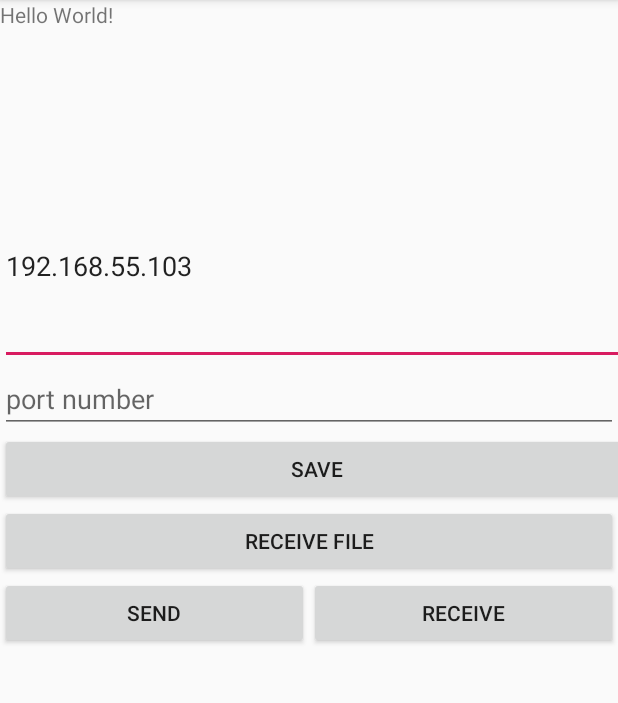
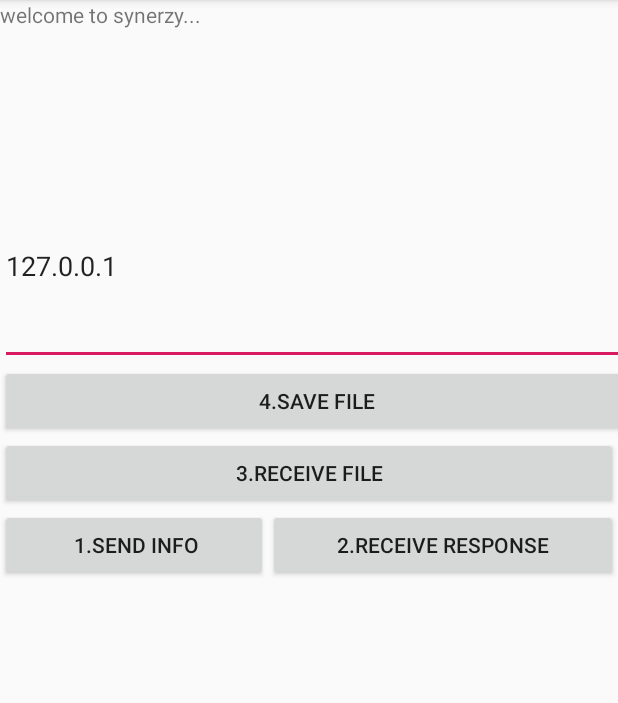
Before and after one commit to ManoharKoya/synerzy-android-client, an Android app: the screen it shows after launch (MainActivity), on a phone screen of 412 x 824 dp, the part 84-787 px from its top. Run offline under Robolectric (Android 15) with nearby library versions, the light colour scheme and no system bars.

Commit message:
done some modifications

```diff
--- a/synzerzy-client/app/src/main/java/com/example/synerzy_client/MainActivity.java
+++ b/synzerzy-client/app/src/main/java/com/example/synerzy_client/MainActivity.java
@@ -18,42 +18,66 @@ public class MainActivity extends AppCompatActivity {
 
     File myExternalFile;
     EditText ipEditText;
-    EditText portEditText;
     TextView messageView;
-    Button saveButton;
     String fileName = "songReceived.mp3";
+    Button sendInfoButton , receiveResponseButton , receiveFileButton , saveFileButton;
     @Override
     protected void onCreate(Bundle savedInstanceState) {
         super.onCreate(savedInstanceState);
         setContentView(R.layout.activity_main);
 
-        saveButton  = findViewById(R.id.saveButton);
+        saveFileButton  = findViewById(R.id.saveButton);
+        receiveFileButton = findViewById(R.id.receiveFileButton);
+        sendInfoButton = findViewById(R.id.sendInfoButton);
+        receiveResponseButton = findViewById(R.id.receiveResponseButton);
+
+
         messageView = findViewById(R.id.messageView);
         ipEditText = findViewById(R.id.ipEditText);
-        portEditText = findViewById(R.id.portEditText);
 
-        saveButton.setOnClickListener(new View.OnClickListener(){
+
+        sendInfoButton.setOnClickListener(new View.OnClickListener() {
             @Override
             public void onClick(View v) {
-                if (!isExternalStorageAvailable() || isExternalStorageReadOnly()) {
-//                    saveButton.setEnabled(false);
-                }
-                else {
-                    myExternalFile = new File(getExternalFilesDir("f"),fileName);
-                }
-                try {
-                    FileOutputStream fos = new FileOutputStream(myExternalFile);
-                    fos.write(fileReceiveClient.globalObj.byteArray);
-                    fos.close();
-                } catch (Exception e) {
-                    e.printStackTrace();
-                }
-                messageView.setText("song is saved");
+                sendText(v);
+            }
+        });
+
+         receiveResponseButton.setOnClickListener(new View.OnClickListener() {
+             @Override
+             public void onClick(View v) {
+                 receiveText(v);
+             }
+         });
+
+         receiveFileButton.setOnClickListener(new View.OnClickListener() {
+             @Override
+             public void onClick(View v) {
+                 recieveFile(v);
+             }
+         });
+        saveFileButton.setOnClickListener(new View.OnClickListener(){
+            @Override
+            public void onClick(View v) {
+                saveFile(v);
             }
         });
 
 
 
+    }
+
+
+    public void saveFile(View v){
+            myExternalFile = new File(getExternalFilesDir("f"),fileName);
+        try {
+            FileOutputStream fos = new FileOutputStream(myExternalFile);
+            fos.write(fileReceiveClient.globalObj.byteArray,0,fileReceiveClient.globalObj.actualLength);
+            fos.close();
+        } catch (Exception e) {
+            e.printStackTrace();
+        }
+        messageView.setText("song is saved");
     }
 
 
@@ -73,19 +97,21 @@ public class MainActivity extends AppCompatActivity {
         return false;
     }
     public void sendText(View v){
-        Toast.makeText(this , "the process is started",Toast.LENGTH_LONG).show();
-        messageSendClient msc = new messageSendClient(ipEditText.getText().toString(),13222,"/Users/khalilshaik/Downloads/kev.mp3",this);
+        Toast.makeText(this , "the file info is sent",Toast.LENGTH_LONG).show();
+        messageView.setText("file info is sent.. waiting for response");
+        messageSendClient msc = new messageSendClient(ipEditText.getText().toString(),13222,"songToSend.mp3",this);
         msc.execute();
     }
     public void receiveText(View v){
-        Toast.makeText(this , "the process of getting started",Toast.LENGTH_LONG).show();
+        Toast.makeText(this , "waiting for response",Toast.LENGTH_LONG).show();
+        messageView.setText("waiting for response from server");
         messageReceiveClient mrc = new messageReceiveClient(ipEditText.getText().toString(),13223,this);
         mrc.execute();
 
     }
     public void recieveFile(View v){
-
         int portnum = 13232;
+        messageView.setText("waiting to receive file");
         fileReceiveClient frc = new fileReceiveClient(ipEditText.getText().toString(),portnum,fileName,this);
         frc.execute();
     }
--- a/synzerzy-client/app/src/main/java/com/example/synerzy_client/messageTransferClient.java
+++ b/synzerzy-client/app/src/main/java/com/example/synerzy_client/messageTransferClient.java
@@ -62,6 +62,7 @@ class fileReceiveClient extends AsyncTask<Void, Void,Void> {
     String fileName = " ";
     Activity activity;
     static byteClass globalObj;
+    static int actualLength;
     fileReceiveClient(String ipAddress , int portNum,String fileName,Activity acc){
         this.ipAddress = ipAddress ;
         this.portNum = portNum;
@@ -70,6 +71,7 @@ class fileReceiveClient extends AsyncTask<Void, Void,Void> {
     }
     @Override
     protected Void doInBackground(Void... voids) {
+
         globalObj = byteClass.getFile(ipAddress,portNum,fileName);
         return null;
     }
--- a/synzerzy-client/app/src/main/res/layout/activity_main.xml
+++ b/synzerzy-client/app/src/main/res/layout/activity_main.xml
@@ -11,7 +11,7 @@
         android:id="@+id/messageView"
         android:layout_width="match_parent"
         android:layout_height="112dp"
-        android:text="Hello World!" />
+        android:text="welcome to synerzy... " />
 
     <EditText
         android:id="@+id/ipEditText"
@@ -20,29 +20,23 @@
         android:ems="10"
         android:inputType="textPersonName"
         android:hint="ip address"
-        android:text="192.168.55.103"
+        android:text="127.0.0.1"
         />
 
-    <EditText
-        android:id="@+id/portEditText"
-        android:layout_width="match_parent"
-        android:layout_height="wrap_content"
-        android:ems="10"
-        android:inputType="textPersonName"
-        android:hint="port number" />
+
 
     <Button
         android:id="@+id/saveButton"
         android:layout_width="423dp"
         android:layout_height="wrap_content"
-        android:text="save" />
+        android:text="4.save file" />
 
     <Button
         android:id="@+id/receiveFileButton"
         android:layout_width="match_parent"
         android:layout_height="wrap_content"
-        android:text="receive file"
-        android:onClick="recieveFile"/>
+        android:text="3.receive file"
+        />
 
     <LinearLayout
         android:layout_width="match_parent"
@@ -50,21 +44,19 @@
         android:orientation="horizontal">
 
         <Button
-            android:id="@+id/sendTextButton"
+            android:id="@+id/sendInfoButton"
             android:layout_width="wrap_content"
             android:layout_height="wrap_content"
             android:layout_weight="1"
-            android:text="send"
-            android:onClick="sendText"
+            android:text=" 1.send info"
             />
 
         <Button
-            android:id="@+id/receiveTextButton"
+            android:id="@+id/receiveResponseButton"
             android:layout_width="wrap_content"
             android:layout_height="wrap_content"
             android:layout_weight="1"
-            android:onClick="receiveText"
-            android:text="receive" />
+            android:text="2.receive response" />
     </LinearLayout>
 
 </LinearLayout>
```
